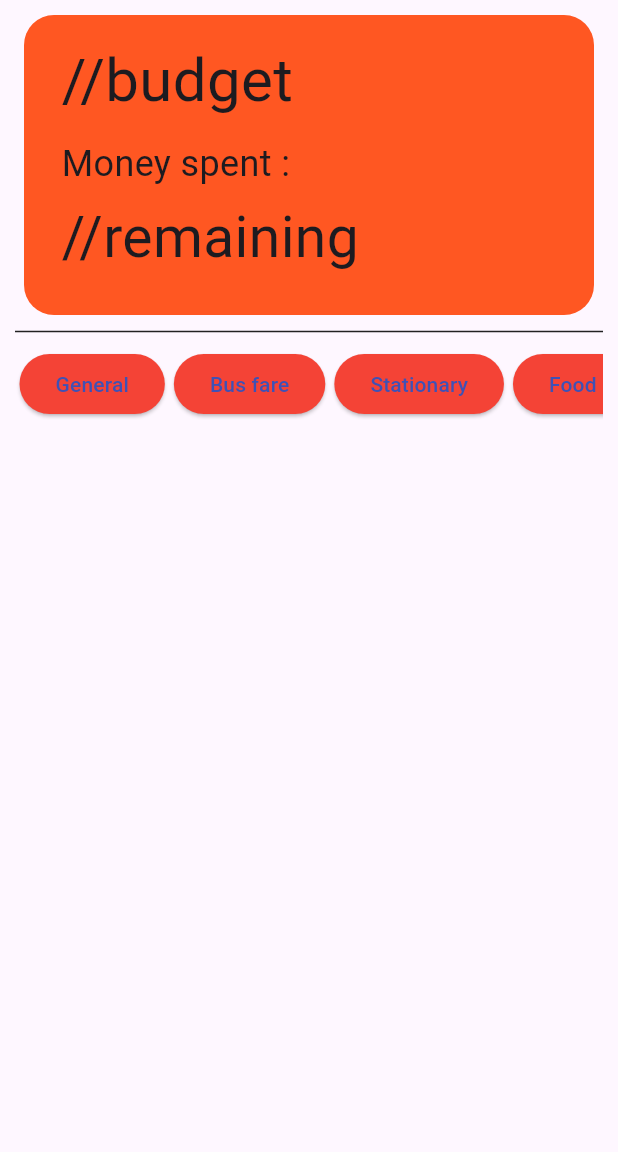
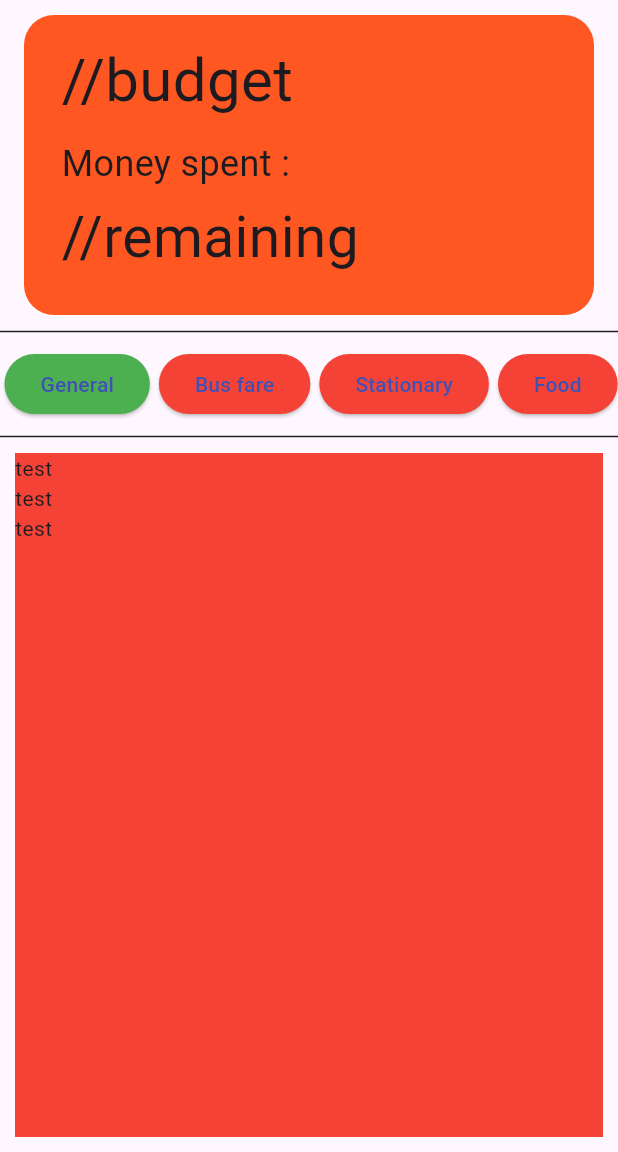
Before and after one commit to AJ-byte-git/expense_flutter, a Flutter app: the screen it shows after launch, on a phone screen of 412 x 824 dp, the part 84-1236 px from its top. Run offline on Flutter 3.47's test engine with Material 3 defaults, Android fonts, the phone set to English and light mode, and no system bars; our stand-ins replace fluttertoast.

Commit message:
same as last
14/5/2024

```diff
--- a/lib/UI/Pages/main_page.dart
+++ b/lib/UI/Pages/main_page.dart
@@ -17,7 +17,7 @@ class _main_pageState extends State<main_page> {
           backgroundColor: Colors.lightBlue,
           leading: IconButton(
             onPressed: () {
-              //TODO
+              //TODO drawer
               Fluttertoast.showToast(
                 msg: "Working",
                 toastLength: Toast.LENGTH_SHORT,
@@ -83,19 +83,35 @@ class _main_pageState extends State<main_page> {
                     ],
                   )),
             ),
-            Divider(
-              color: Colors.black87,
-              indent: 10,
-              height: 2,
-              endIndent: 10,
-            ),
-            Padding(
-              padding: const EdgeInsets.all(10),
+            const Divider(color: Colors.black87, height: 2),
+            const Padding(
+              padding: EdgeInsets.only(top: 10, bottom: 10),
               child: SingleChildScrollView(
                 scrollDirection: Axis.horizontal,
                 child: category(),
               ),
             ),
+            const Divider(
+              color: Colors.black87,
+              height: 2,
+            ),
+            Container(
+              child: Expanded(
+                  child: Container(
+                color: Colors.red,
+                height: 1000,
+                margin: const EdgeInsets.all(10),
+                child: ListView(
+                  shrinkWrap: true,
+                  scrollDirection: Axis.vertical,
+                  children: [
+                    Text("test"),
+                    Text("test"),
+                    Text("test"),
+                  ],
+                ),
+              )),
+            )
           ],
         ));
   }
--- a/lib/UI/Utils/category.dart
+++ b/lib/UI/Utils/category.dart
@@ -17,7 +17,7 @@ List<String> buttonLabels = [
   "Travel",
   "Friend"
 ];
-int selectedIndex = -1;
+int selectedIndex = 0;
 TextEditingController textEditingController = TextEditingController();
 
 class _categoryState extends State<category> {
```
